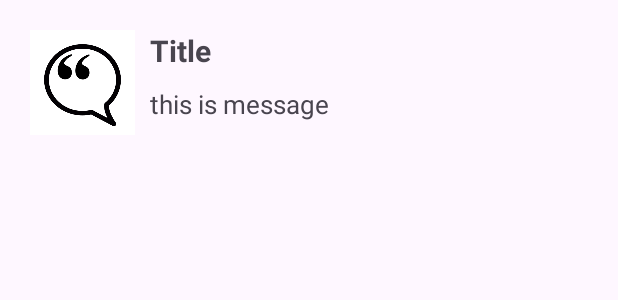
After one commit to AlanBorgesNunes/FrasesTheImpact, an Android app: the layout item_notificacao.xml on its own in the app's theme, with its tools: preview values and no code run, on a phone screen of 412 x 824 dp. The commit adds this screen. Shown: the top 300 px of the screen. Run offline under Robolectric (Android 15) with nearby library versions, the phone set to English and light mode, and no system bars.

Commit message:
Comit Finish

```diff
--- a/app/build.gradle.kts
+++ b/app/build.gradle.kts
@@ -88,5 +88,8 @@ dependencies {
 
     implementation("com.github.skydoves:colorpickerview:2.3.0")
 
+    implementation("com.google.firebase:firebase-messaging-ktx:23.0.4")
+    implementation("com.google.firebase:firebase-inappmessaging-display-ktx:20.4.0")
+
 
 }
--- a/app/src/main/java/com/app/frasestheimpact/MainActivity.kt
+++ b/app/src/main/java/com/app/frasestheimpact/MainActivity.kt
@@ -50,7 +50,6 @@ class MainActivity : AppCompatActivity(), AdapterFrases.ClickShare {
             )
         }
 
-
     }
 
     private fun observers(){
@@ -80,7 +79,6 @@ class MainActivity : AppCompatActivity(), AdapterFrases.ClickShare {
             }
         }
     }
-
     private fun obserrverGetFrases(){
         viewModelApi.resultFrases.observe(this){
             when(it){
@@ -108,7 +106,6 @@ class MainActivity : AppCompatActivity(), AdapterFrases.ClickShare {
             }
         }
     }
-
     override fun clickShare(daFrase: DadosDaFrase) {
         val intent = Intent(this@MainActivity, EditActivity::class.java)
         intent.putExtra("FRASE", daFrase.frase)
--- /dev/null
+++ b/app/src/main/res/layout/item_notificacao.xml
@@ -0,0 +1,43 @@
+<?xml version="1.0" encoding="utf-8"?>
+<RelativeLayout xmlns:android="http://schemas.android.com/apk/res/android"
+    android:layout_width="match_parent"
+    android:layout_height="wrap_content">
+
+    <RelativeLayout
+        android:layout_width="match_parent"
+        android:padding="10dp"
+        android:layout_height="match_parent">
+
+        <ImageView
+            android:id="@+id/app_logo"
+            android:layout_width="70dp"
+            android:layout_height="70dp"
+            android:layout_marginTop="10dp"
+            android:layout_marginLeft="10dp"
+            android:src="@drawable/logo_frase" />
+
+        <TextView
+            android:id="@+id/title"
+            android:layout_width="wrap_content"
+            android:layout_height="wrap_content"
+            android:layout_marginLeft="10dp"
+            android:layout_marginTop="10dp"
+            android:layout_toRightOf="@id/app_logo"
+            android:text="Title"
+            android:textSize="20sp"
+            android:textStyle="bold" />
+
+        <TextView
+            android:id="@+id/message"
+            android:layout_width="wrap_content"
+            android:layout_height="wrap_content"
+            android:layout_marginLeft="10dp"
+            android:layout_marginTop="10dp"
+            android:layout_below="@id/title"
+            android:layout_toRightOf="@id/app_logo"
+            android:text="this is message"
+            android:textSize="17sp" />
+
+    </RelativeLayout>
+
+</RelativeLayout>
--- a/app/src/main/res/values/strings.xml
+++ b/app/src/main/res/values/strings.xml
@@ -1,3 +1,3 @@
 <resources>
-    <string name="app_name">FrasesTheImpact</string>
+    <string name="app_name">Frases do dia</string>
 </resources>
```
Also changed, not shown: app/src/main/AndroidManifest.xml (+22 -2 lines), app/src/main/java/com/app/frasestheimpact/EditActivity.kt (+0 -21 lines), app/src/main/java/com/app/frasestheimpact/MyFirebaseMessagingService.kt (added, +64 -0 lines), app/src/main/res/drawable/logo_frase.png (added), app/src/main/res/drawable/msg.png (added).
